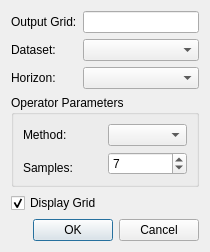
Old version of the form ProzessUI/horizonamplitudesdialog.ui in the repository fsoos74/su.
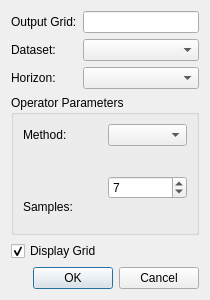
New version of the form. Icons and pictures are not drawn.

Patch:
```diff
--- a/ProzessUI/horizonamplitudesdialog.ui
+++ b/ProzessUI/horizonamplitudesdialog.ui
@@ -7,7 +7,7 @@
     <x>0</x>
     <y>0</y>
     <width>210</width>
-    <height>250</height>
+    <height>300</height>
    </rect>
   </property>
   <property name="windowTitle">
```
Left out of the diff: 8 changed lines with no effect on the pictures.
